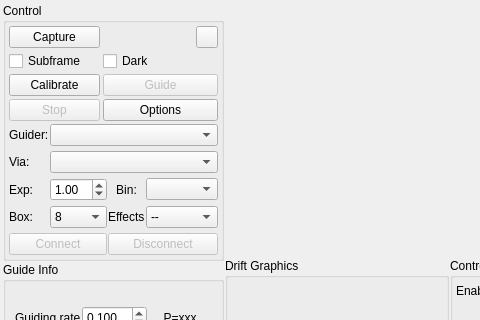
Above: kstars/ekos/guide/guide.ui from KDE/kstars before the change; both pictures show x 0 to 480 and y 0 to 320 of the 686 by 505 pixel window. Below: the same form after it.
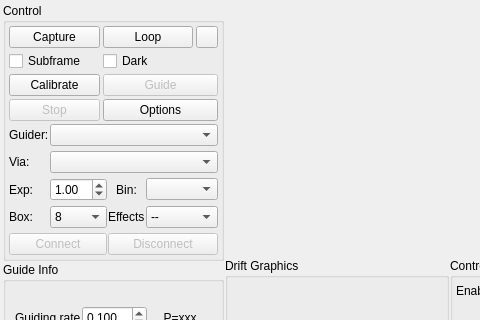
That is the form after the change. Custom widgets are drawn as their Qt base class.

Commit message: Add convenient looping mode to guide module

Patch:
```diff
--- a/kstars/ekos/guide/guide.ui
+++ b/kstars/ekos/guide/guide.ui
@@ -148,6 +148,13 @@
               </property>
              </widget>
             </item>
+            <item row="0" column="1">
+             <widget class="QPushButton" name="loopB">
+              <property name="text">
+               <string>Loop</string>
+              </property>
+             </widget>
+            </item>
            </layout>
           </item>
           <item>
```
The commit also changes 2 other files.
